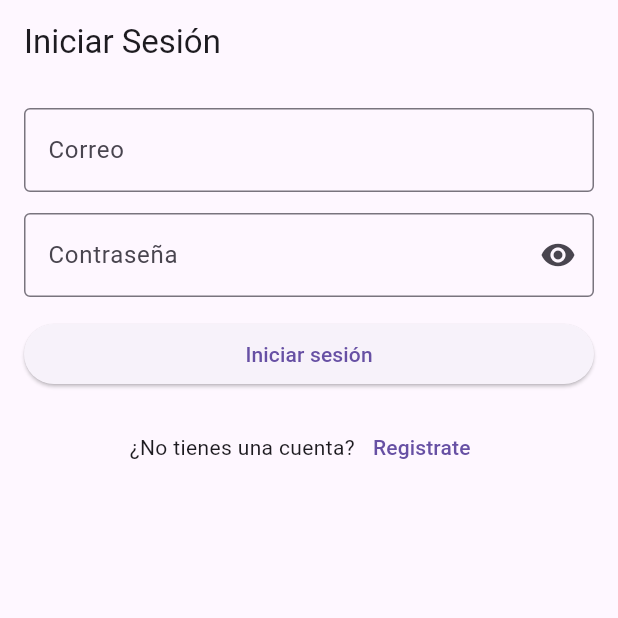
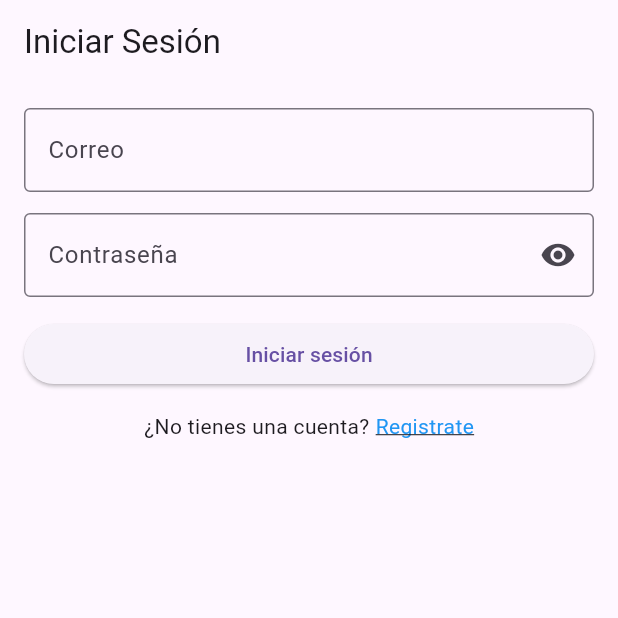
Before and after one commit to douglaspazh/IS513_Tarea2.2, a Flutter app: the screen it shows after launch, on a phone screen of 412 x 824 dp, the top half of it. Run offline on Flutter 3.47's test engine with Material 3 defaults, Android fonts, the phone set to English and light mode, and no system bars.

Commit message:
Actualizada la visibilidad de las contraseñas

```diff
--- a/lib/screens/login_screen.dart
+++ b/lib/screens/login_screen.dart
@@ -13,7 +13,6 @@ class _LoginScreenState extends State<LoginScreen> {
   final _formKey = GlobalKey<FormState>();
   final _emailController = TextEditingController();
   final _passwordController = TextEditingController();
-  bool _obscurePassword = true;
 
   void _login() {
     String email = _emailController.text;
@@ -40,12 +39,6 @@ class _LoginScreenState extends State<LoginScreen> {
         );
       }
     }
-  }
-
-  void _togglePasswordVisibility() {
-    setState(() {
-      _obscurePassword = !_obscurePassword;
-    });
   }
 
   void _goToRegister() {
@@ -81,11 +74,7 @@ class _LoginScreenState extends State<LoginScreen> {
               CustomTextField(
                 controller: _passwordController,
                 labelText: 'Contraseña',
-                isPassword: _obscurePassword,
-                suffixIcon: IconButton(
-                  onPressed: _togglePasswordVisibility,
-                  icon: Icon(_obscurePassword ? Icons.visibility : Icons.visibility_off)
-                ),
+                isPassword: true,
                 validator: (value) {
                   if (value == null || value.isEmpty) {
                     return 'Debe ingresar su contraseña';
@@ -109,9 +98,16 @@ class _LoginScreenState extends State<LoginScreen> {
                 mainAxisAlignment: MainAxisAlignment.center,
                 children: [
                   const Text('¿No tienes una cuenta?'),
-                  TextButton(
-                    onPressed: _goToRegister,
-                    child: const Text('Registrate')
+                  const SizedBox(width: 4),
+                  GestureDetector(
+                    onTap: _goToRegister,
+                    child: const Text(
+                      'Registrate',
+                      style: TextStyle(
+                        color: Colors.blue,
+                        decoration: TextDecoration.underline
+                      )
+                    ),
                   )
                 ],
               )
--- a/lib/widgets/custom_textfield.dart
+++ b/lib/widgets/custom_textfield.dart
@@ -1,6 +1,6 @@
 import 'package:flutter/material.dart';
 
-class CustomTextField extends StatelessWidget {
+class CustomTextField extends StatefulWidget {
   final TextEditingController controller;
   final String labelText;
   final bool isPassword;
@@ -18,17 +18,35 @@ class CustomTextField extends StatelessWidget {
   });
 
   @override
+  State<CustomTextField> createState() => _CustomTextFieldState();
+}
+
+class _CustomTextFieldState extends State<CustomTextField> {
+  bool _isObscured = true;
+
+  @override
   Widget build(BuildContext context) {
     return TextFormField(
-      controller: controller,
-      obscureText: isPassword,
-      keyboardType: keyboardType,
+      controller: widget.controller,
+      obscureText: widget.isPassword ? _isObscured : false,
+      keyboardType: widget.keyboardType,
       decoration: InputDecoration(
-        labelText: labelText,
+        labelText: widget.labelText,
         border: const OutlineInputBorder(),
-        suffixIcon: suffixIcon,
+        suffixIcon: widget.isPassword
+          ? IconButton(
+            onPressed: () {
+              setState(() {
+                _isObscured = !_isObscured;
+              });
+            },
+            icon: Icon(
+              _isObscured ? Icons.visibility : Icons.visibility_off
+            ),
+          )
+          : widget.suffixIcon,
       ),
-      validator: validator,
+      validator: widget.validator,
     );
   }
 }
```
